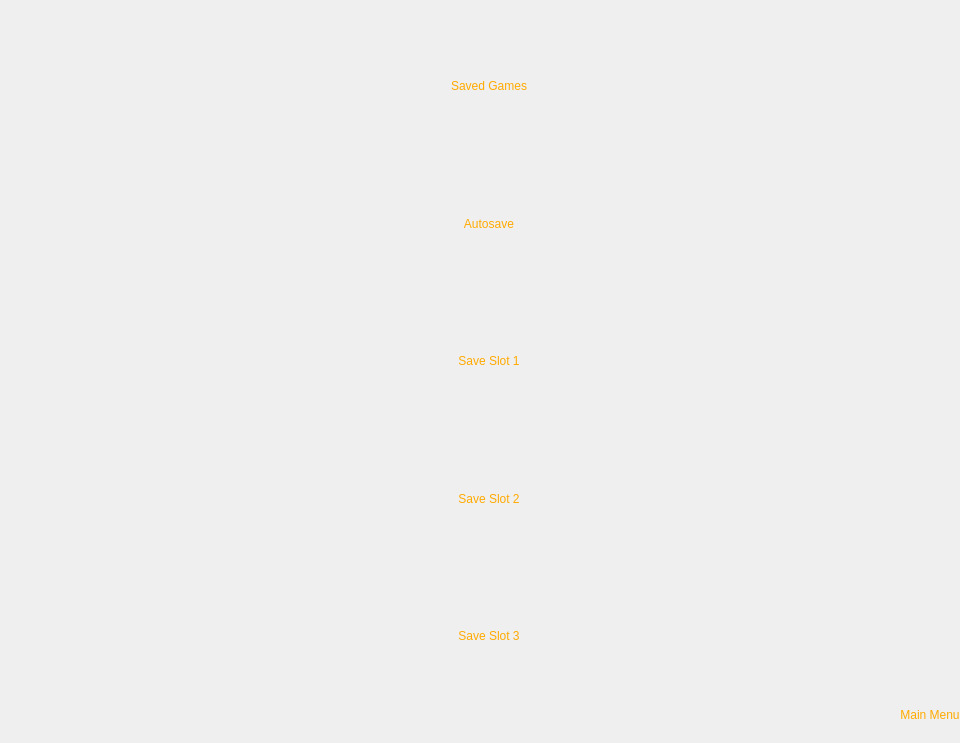
Old version of the form FIAR_Main_Window.ui in the repository dpetrovykh/FIAR.
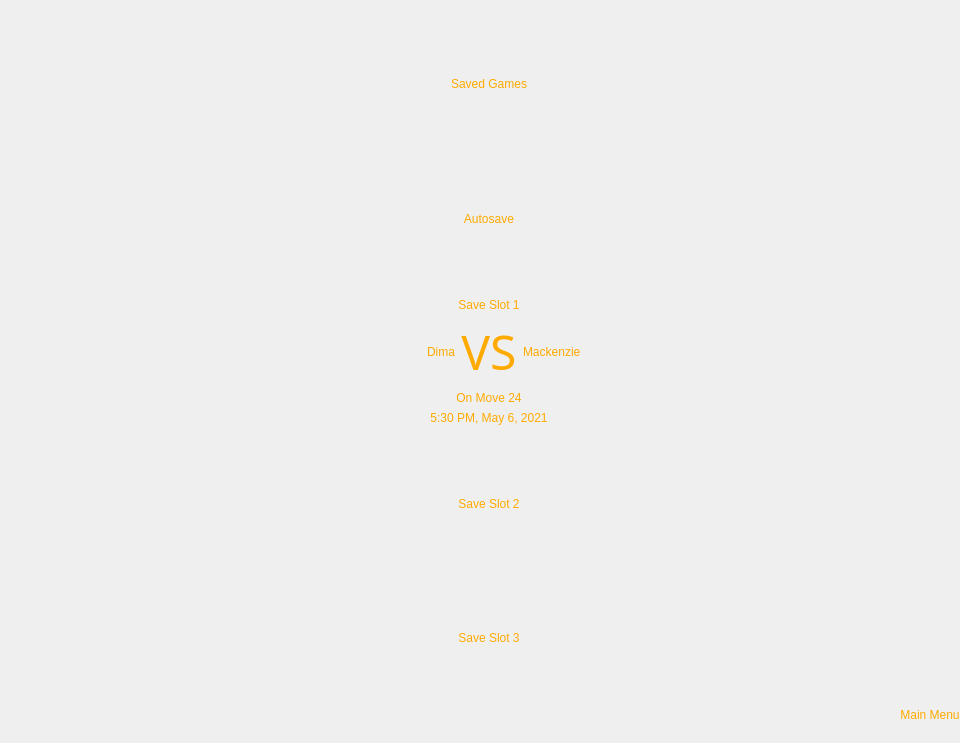
New version of the form. The open tabs and pages were chosen to show the change. Icons and pictures are not drawn.

```diff
--- a/FIAR_Main_Window.ui
+++ b/FIAR_Main_Window.ui
@@ -141,7 +141,7 @@
        <number>0</number>
       </property>
       <property name="currentIndex">
-       <number>0</number>
+       <number>3</number>
       </property>
       <widget class="QWidget" name="Play">
        <layout class="QGridLayout" name="gridLayout">
@@ -543,8 +543,14 @@
        </widget>
       </widget>
       <widget class="QWidget" name="SavedGames">
+       <property name="styleSheet">
+        <string notr="true">QLabel#Save1_VS{
+	
+	font: 36pt &quot;Uroob&quot;;
+}</string>
+       </property>
        <layout class="QGridLayout" name="saved_games_layout">
-        <item row="4" column="0">
+        <item row="5" column="0">
          <widget class="QPushButton" name="Save2">
           <property name="sizePolicy">
            <sizepolicy hsizetype="Minimum" vsizetype="Expanding">
@@ -557,33 +563,125 @@
           </property>
          </widget>
         </item>
-        <item row="2" column="0">
-         <widget class="QPushButton" name="Autosave">
-          <property name="sizePolicy">
-           <sizepolicy hsizetype="Minimum" vsizetype="Expanding">
-            <horstretch>0</horstretch>
-            <verstretch>0</verstretch>
-           </sizepolicy>
-          </property>
+        <item row="7" column="0" alignment="Qt::AlignRight">
+         <widget class="QPushButton" name="Saves_MainMenu">
           <property name="text">
-           <string>Autosave</string>
+           <string>Main Menu</string>
           </property>
          </widget>
         </item>
         <item row="3" column="0">
-         <widget class="QPushButton" name="Save1">
+         <widget class="QWidget" name="Save1_Box" native="true">
           <property name="sizePolicy">
-           <sizepolicy hsizetype="Minimum" vsizetype="Expanding">
+           <sizepolicy hsizetype="MinimumExpanding" vsizetype="MinimumExpanding">
             <horstretch>0</horstretch>
             <verstretch>0</verstretch>
            </sizepolicy>
           </property>
-          <property name="text">
-           <string>Save Slot 1</string>
-          </property>
+          <layout class="QGridLayout" name="gridLayout_2">
+           <item row="2" column="0" colspan="3">
+            <widget class="QLabel" name="Save1_Move">
+             <property name="sizePolicy">
+              <sizepolicy hsizetype="Preferred" vsizetype="Expanding">
+               <horstretch>0</horstretch>
+               <verstretch>0</verstretch>
+              </sizepolicy>
+             </property>
+             <property name="text">
+              <string>On Move 24</string>
+             </property>
+             <property name="alignment">
+              <set>Qt::AlignCenter</set>
+             </property>
+            </widget>
+           </item>
+           <item row="1" column="1">
+            <widget class="QLabel" name="Save1_VS">
+             <property name="sizePolicy">
+              <sizepolicy hsizetype="Minimum" vsizetype="Minimum">
+               <horstretch>0</horstretch>
+               <verstretch>0</verstretch>
+              </sizepolicy>
+             </property>
+             <property name="font">
+              <font>
+               <family>Uroob</family>
+               <pointsize>36</pointsize>
+               <weight>50</weight>
+               <italic>false</italic>
+               <bold>false</bold>
+              </font>
+             </property>
+             <property name="text">
+              <string>VS</string>
+             </property>
+             <property name="alignment">
+              <set>Qt::AlignHCenter|Qt::AlignTop</set>
+             </property>
+            </widget>
+           </item>
+           <item row="1" column="2">
+            <widget class="QLabel" name="Save1_Player2">
+             <property name="sizePolicy">
+              <sizepolicy hsizetype="Expanding" vsizetype="Minimum">
+               <horstretch>0</horstretch>
+               <verstretch>0</verstretch>
+              </sizepolicy>
+             </property>
+             <property name="text">
+              <string>Mackenzie</string>
+             </property>
+            </widget>
+           </item>
+           <item row="0" column="0" colspan="3">
+            <widget class="QPushButton" name="Save1">
+             <property name="sizePolicy">
+              <sizepolicy hsizetype="Minimum" vsizetype="Expanding">
+               <horstretch>0</horstretch>
+               <verstretch>0</verstretch>
+              </sizepolicy>
+             </property>
+             <property name="text">
+              <string>Save Slot 1</string>
+             </property>
+            </widget>
+           </item>
+           <item row="1" column="0">
+            <widget class="QLabel" name="Save1_Player1">
+             <property name="sizePolicy">
+              <sizepolicy hsizetype="Expanding" vsizetype="Minimum">
+               <horstretch>0</horstretch>
+               <verstretch>0</verstretch>
+              </sizepolicy>
+             </property>
+             <property name="text">
+              <string>Dima</string>
+             </property>
+             <property name="alignment">
+              <set>Qt::AlignRight|Qt::AlignTrailing|Qt::AlignVCenter</set>
+             </property>
+            </widget>
+           </item>
+           <item row="3" column="0" colspan="3">
+            <widget class="QLabel" name="Save1_Date">
+             <property name="sizePolicy">
+              <sizepolicy hsizetype="Preferred" vsizetype="Expanding">
+               <horstretch>0</horstretch>
+               <verstretch>0</verstretch>
+              </sizepolicy>
+             </property>
+             <property name="text">
+              <string>5:30 PM, May 6, 2021</string>
+             </property>
+             <property name="alignment">
+              <set>Qt::AlignCenter</set>
+             </property>
+            </widget>
+           </item>
+          </layout>
          </widget>
         </item>
-        <item row="5" column="0">
+        <item row="6" column="0">
          <widget class="QPushButton" name="Save3">
           <property name="sizePolicy">
            <sizepolicy hsizetype="Minimum" vsizetype="Expanding">
@@ -612,10 +710,16 @@
           </property>
          </widget>
         </item>
-        <item row="6" column="0" alignment="Qt::AlignRight">
-         <widget class="QPushButton" name="Saves_MainMenu">
+        <item row="2" column="0">
+         <widget class="QPushButton" name="Autosave">
+          <property name="sizePolicy">
+           <sizepolicy hsizetype="Minimum" vsizetype="Expanding">
+            <horstretch>0</horstretch>
+            <verstretch>0</verstretch>
+           </sizepolicy>
+          </property>
           <property name="text">
-           <string>Main Menu</string>
+           <string>Autosave</string>
           </property>
          </widget>
         </item>
```
Left out of the diff: 5 changed lines with no effect on the pictures.
